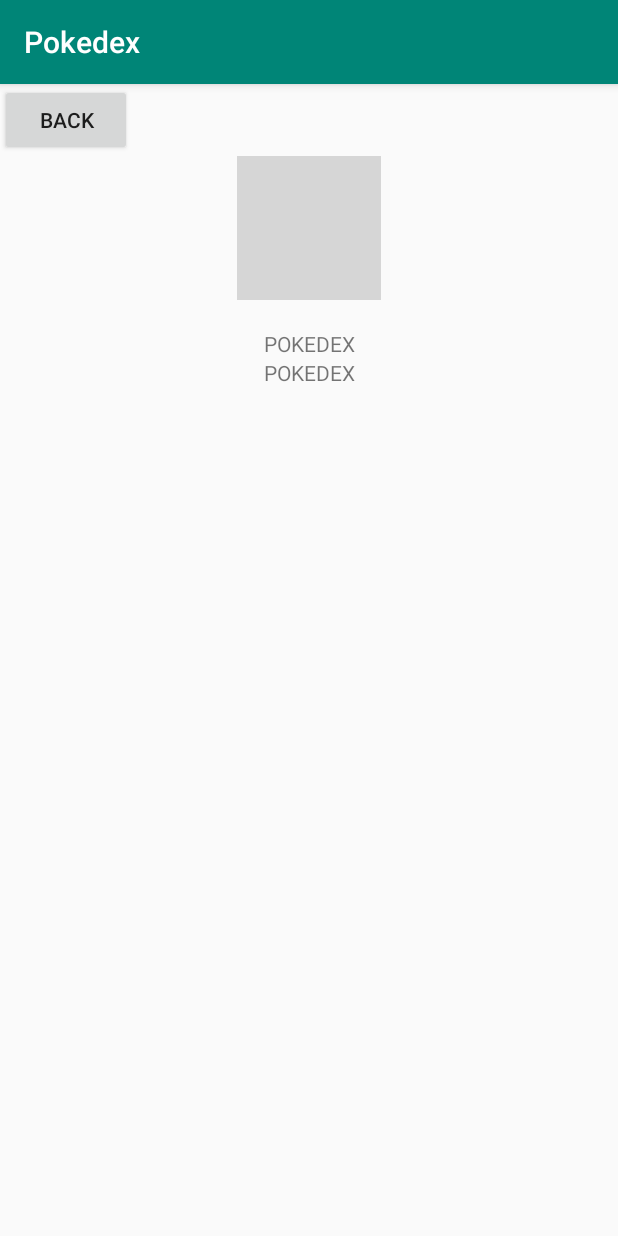
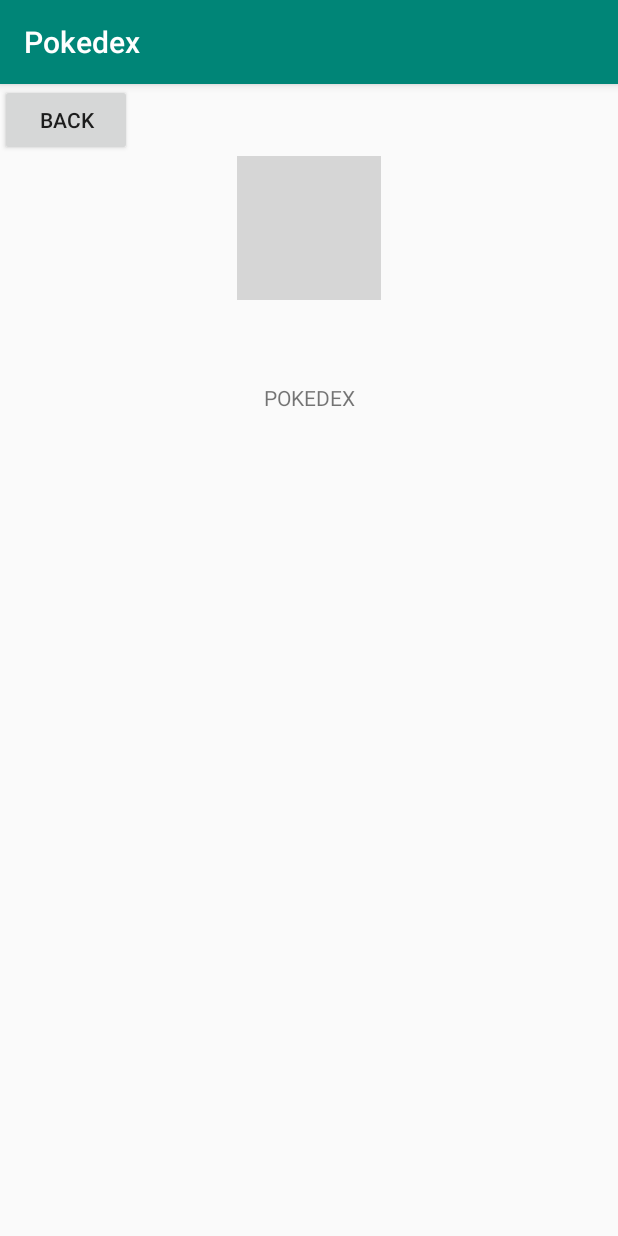
Before and after one commit to robhato/ItemDex, an Android app: the ItemInfo screen opened directly, with no data from a screen before it, on a phone screen of 412 x 824 dp. Run offline under Robolectric (Android 15) with nearby library versions, the phone set to English and light mode, and no system bars; pictures from the network do not load; 2 statements that could not run were skipped; grey boxes are pictures that could not be loaded.

Commit message:
increased textView2 size in item_info.xml

```diff
--- a/app/src/main/res/layout/item_info.xml
+++ b/app/src/main/res/layout/item_info.xml
@@ -24,18 +24,12 @@
         android:text="@string/app_name"
         android:gravity="center"
         android:textAllCaps="true" />
+
     <TextView
         android:id="@+id/textView2"
         android:layout_width="match_parent"
-        android:layout_height="wrap_content"
+        android:layout_height="92dp"
+        android:gravity="center"
         android:text="@string/app_name"
-        android:gravity="center"
-        android:textAllCaps="true" />
-    <TextView
-        android:id="@+id/textView3"
-        android:layout_width="match_parent"
-        android:layout_height="wrap_content"
-        android:text="@string/app_name"
-        android:gravity="center"
         android:textAllCaps="true" />
 </LinearLayout>
```
